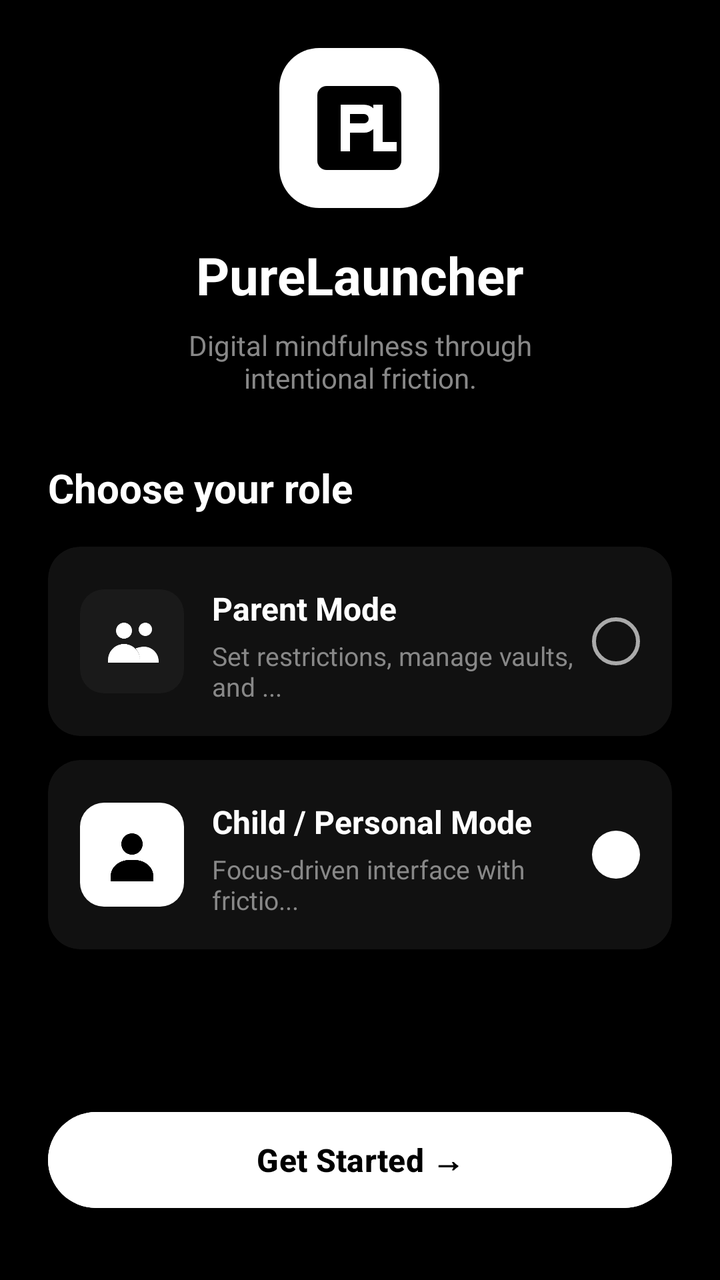
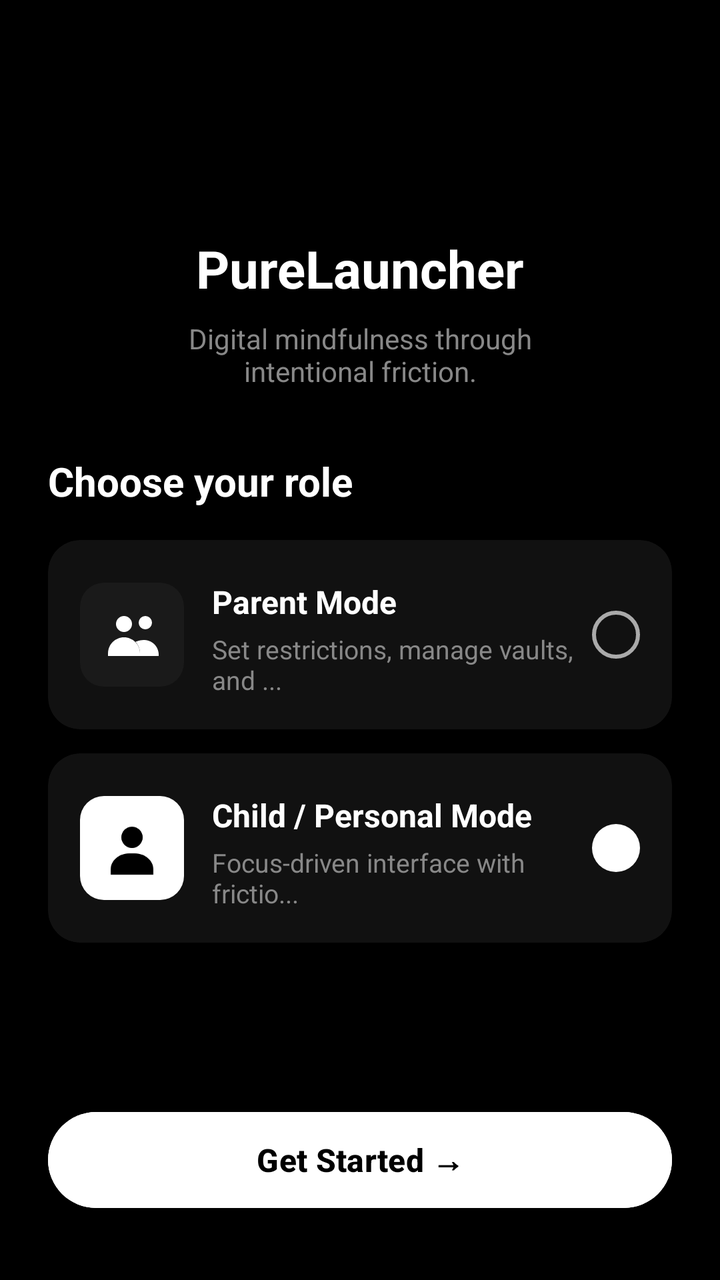

Two renders of the same Android screen: before a commit and after it. Below are the layout's source before the change and the commit's diff.
<!-- AndroidManifest.xml: application theme Theme.PureLauncher -->
<!-- res/layout/activity_onboarding.xml -->
<?xml version="1.0" encoding="utf-8"?>
<androidx.constraintlayout.widget.ConstraintLayout
    xmlns:android="http://schemas.android.com/apk/res/android"
    xmlns:app="http://schemas.android.com/apk/res-auto"
    xmlns:tools="http://schemas.android.com/tools"
    android:id="@+id/main"
    android:layout_width="match_parent"
    android:layout_height="match_parent"
    android:background="@color/bg_primary"
    android:padding="24dp">

    

    

    
    <ImageView
        android:id="@+id/ivLogo"
        android:layout_width="80dp"
        android:layout_height="80dp"
        android:background="@drawable/bg_logo_white"
        android:contentDescription="PureLauncher logo"
        android:padding="12dp"
        android:src="@drawable/ic_launcher_logo"
        app:layout_constraintEnd_toEndOf="parent"
        app:layout_constraintHorizontal_bias="0.498"
        app:layout_constraintStart_toStartOf="parent"
        tools:layout_editor_absoluteY="47dp" />

    <TextView
        android:id="@+id/tvAppName"
        android:layout_width="wrap_content"
        android:layout_height="wrap_content"
        android:text="PureLauncher"
        android:textColor="@color/text_primary"
        android:textSize="26sp"
        android:textStyle="bold"
        app:layout_constraintTop_toBottomOf="@id/ivLogo"
        app:layout_constraintStart_toStartOf="parent"
        app:layout_constraintEnd_toEndOf="parent"
        android:layout_marginTop="16dp" />

    
    <TextView
        android:id="@+id/tvTagline"
        android:layout_width="240dp"
        android:layout_height="wrap_content"
        android:text="Digital mindfulness through intentional friction."
        android:textColor="@color/text_secondary"
        android:textSize="14sp"
        android:gravity="center"
        app:layout_constraintTop_toBottomOf="@id/tvAppName"
        app:layout_constraintStart_toStartOf="parent"
        app:layout_constraintEnd_toEndOf="parent"
        android:layout_marginTop="8dp" />

    
    <TextView
        android:id="@+id/tvChooseRole"
        android:layout_width="wrap_content"
        android:layout_height="wrap_content"
        android:text="Choose your role"
        android:textColor="@color/text_primary"
        android:textSize="20sp"
        android:textStyle="bold"
        app:layout_constraintTop_toBottomOf="@id/tvTagline"
        app:layout_constraintStart_toStartOf="parent"
        android:layout_marginTop="32dp" />

    
    <androidx.cardview.widget.CardView
        android:id="@+id/cardParentMode"
        android:layout_width="0dp"
        android:layout_height="wrap_content"
        app:cardBackgroundColor="@color/bg_card"
        app:cardCornerRadius="16dp"
        app:cardElevation="0dp"
        android:layout_marginTop="16dp"
        app:layout_constraintTop_toBottomOf="@id/tvChooseRole"
        app:layout_constraintStart_toStartOf="parent"
        app:layout_constraintEnd_toEndOf="parent">

        <androidx.constraintlayout.widget.ConstraintLayout
            android:layout_width="match_parent"
            android:layout_height="wrap_content"
            android:padding="16dp">

            <ImageView
                android:id="@+id/ivParentIcon"
                android:layout_width="52dp"
                android:layout_height="52dp"
                android:background="@drawable/bg_icon_black"
                android:src="@drawable/ic_family"
                android:padding="10dp"
                android:contentDescription="Parent icon"
                app:layout_constraintStart_toStartOf="parent"
                app:layout_constraintTop_toTopOf="parent"
                app:layout_constraintBottom_toBottomOf="parent" />

            <TextView
                android:id="@+id/tvParentTitle"
                android:layout_width="0dp"
                android:layout_height="wrap_content"
                android:text="Parent Mode"
                android:textColor="@color/text_primary"
                android:textSize="16sp"
                android:textStyle="bold"
                app:layout_constraintStart_toEndOf="@id/ivParentIcon"
                app:layout_constraintTop_toTopOf="parent"
                app:layout_constraintEnd_toStartOf="@id/rbParent"
                android:layout_marginStart="14dp"
                android:layout_marginTop="4dp" />

            <TextView
                android:id="@+id/tvParentDesc"
                android:layout_width="0dp"
                android:layout_height="wrap_content"
                android:text="Set restrictions, manage vaults, and ..."
                android:textColor="@color/text_secondary"
                android:textSize="13sp"
                app:layout_constraintStart_toEndOf="@id/ivParentIcon"
                app:layout_constraintTop_toBottomOf="@id/tvParentTitle"
                app:layout_constraintEnd_toStartOf="@id/rbParent"
                android:layout_marginStart="14dp"
                android:layout_marginTop="4dp" />

            <RadioButton
                android:id="@+id/rbParent"
                android:layout_width="24dp"
                android:layout_height="24dp"
                android:button="@null"
                android:background="@drawable/rb_selector"
                app:layout_constraintEnd_toEndOf="parent"
                app:layout_constraintTop_toTopOf="parent"
                app:layout_constraintBottom_toBottomOf="parent" />

        </androidx.constraintlayout.widget.ConstraintLayout>
    </androidx.cardview.widget.CardView>

    
    <androidx.cardview.widget.CardView
        android:id="@+id/cardChildMode"
        android:layout_width="0dp"
        android:layout_height="wrap_content"
        app:cardBackgroundColor="@color/bg_card"
        app:cardCornerRadius="16dp"
        app:cardElevation="0dp"
        android:layout_marginTop="12dp"
        app:layout_constraintTop_toBottomOf="@id/cardParentMode"
        app:layout_constraintStart_toStartOf="parent"
        app:layout_constraintEnd_toEndOf="parent">

        <androidx.constraintlayout.widget.ConstraintLayout
            android:layout_width="match_parent"
            android:layout_height="wrap_content"
            android:padding="16dp">

            <ImageView
                android:id="@+id/ivChildIcon"
                android:layout_width="52dp"
                android:layout_height="52dp"
                android:background="@drawable/bg_icon_white"
                android:src="@drawable/ic_person"
                android:padding="10dp"
                android:contentDescription="Child icon"
                app:layout_constraintStart_toStartOf="parent"
                app:layout_constraintTop_toTopOf="parent"
                app:layout_constraintBottom_toBottomOf="parent" />

            <TextView
                android:id="@+id/tvChildTitle"
                android:layout_width="0dp"
                android:layout_height="wrap_content"
                android:text="Child / Personal Mode"
                android:textColor="@color/text_primary"
                android:textSize="16sp"
                android:textStyle="bold"
                app:layout_constraintStart_toEndOf="@id/ivChildIcon"
                app:layout_constraintTop_toTopOf="parent"
                app:layout_constraintEnd_toStartOf="@id/rbChild"
                android:layout_marginStart="14dp"
                android:layout_marginTop="4dp" />

            <TextView
                android:id="@+id/tvChildDesc"
                android:layout_width="0dp"
                android:layout_height="wrap_content"
                android:text="Focus-driven interface with frictio..."
                android:textColor="@color/text_secondary"
                android:textSize="13sp"
                app:layout_constraintStart_toEndOf="@id/ivChildIcon"
                app:layout_constraintTop_toBottomOf="@id/tvChildTitle"
                app:layout_constraintEnd_toStartOf="@id/rbChild"
                android:layout_marginStart="14dp"
                android:layout_marginTop="4dp" />

            <RadioButton
                android:id="@+id/rbChild"
                android:layout_width="24dp"
                android:layout_height="24dp"
                android:button="@null"
                android:background="@drawable/rb_selector"
                android:checked="true"
                app:layout_constraintEnd_toEndOf="parent"
                app:layout_constraintTop_toTopOf="parent"
                app:layout_constraintBottom_toBottomOf="parent" />

        </androidx.constraintlayout.widget.ConstraintLayout>
    </androidx.cardview.widget.CardView>

    
    <androidx.cardview.widget.CardView
        android:id="@+id/cardNote"
        android:layout_width="0dp"
        android:layout_height="wrap_content"
        app:cardBackgroundColor="@color/bg_card"
        app:cardCornerRadius="12dp"
        app:cardElevation="0dp"
        android:layout_marginTop="12dp"
        app:layout_constraintTop_toBottomOf="@id/cardChildMode"
        app:layout_constraintStart_toStartOf="parent"
        app:layout_constraintEnd_toEndOf="parent">

    </androidx.cardview.widget.CardView>

    
    <Button
        android:id="@+id/btnGetStarted"
        android:layout_width="0dp"
        android:layout_height="56dp"
        android:text="Get Started →"
        android:textColor="@color/text_on_white"
        android:textSize="16sp"
        android:textStyle="bold"
        android:backgroundTint="@color/bg_button"
        android:stateListAnimator="@null"
        app:layout_constraintBottom_toBottomOf="parent"
        app:layout_constraintStart_toStartOf="parent"
        app:layout_constraintEnd_toEndOf="parent"
        android:layout_marginBottom="8dp" />

</androidx.constraintlayout.widget.ConstraintLayout>
<!-- resources referenced by this layout -->
<resources>
  <color name="bg_button">#FFFFFF</color>
  <color name="bg_card">#111111</color>
  <color name="bg_primary">#000000</color>
  <color name="text_on_white">#000000</color>
  <color name="text_primary">#FFFFFF</color>
  <color name="text_secondary">#888888</color>
  <!-- drawable bg_icon_black (drawable) -->
  <?xml version="1.0" encoding="utf-8"?>
  <shape xmlns:android="http://schemas.android.com/apk/res/android" android:shape="rectangle">
      <corners android:radius="12dp" />
      <solid android:color="#1A1A1A" />
  </shape>
  <!-- drawable bg_icon_white (drawable) -->
  <?xml version="1.0" encoding="utf-8"?>
  <shape xmlns:android="http://schemas.android.com/apk/res/android" android:shape="rectangle">
      <corners android:radius="12dp" />
      <solid android:color="#FFFFFF" />
  </shape>
  <!-- drawable bg_logo_white (drawable) -->
  <?xml version="1.0" encoding="utf-8"?>
  <shape xmlns:android="http://schemas.android.com/apk/res/android" android:shape="rectangle">
      <corners android:radius="20dp" />
      <solid android:color="#FFFFFF" />
  </shape>
  <!-- drawable ic_launcher_logo (drawable) -->
  <?xml version="1.0" encoding="utf-8"?>
  <vector xmlns:android="http://schemas.android.com/apk/res/android"
  	android:width="24dp"
  	android:height="24dp"
  	android:viewportWidth="24"
  	android:viewportHeight="24">
  	<path
  		android:fillColor="#FF000000"
  		android:pathData="M5,3H19A2,2 0 0,1 21,5V19A2,2 0 0,1 19,21H5A2,2 0 0,1 3,19V5A2,2 0 0,1 5,3Z" />
  	<path
  		android:fillColor="#FFFFFFFF"
  		android:pathData="M8,7H13A3,3 0 0,1 13,13H10V17H8V7ZM10,9V11H13A1,1 0 0,0 13,9H10Z" />
  	<path
  		android:fillColor="#FFFFFFFF"
  		android:pathData="M15,7H17V15H20V17H15V7Z" />
  </vector>
  <!-- drawable ic_person (drawable) -->
  <?xml version="1.0" encoding="utf-8"?>
  <vector xmlns:android="http://schemas.android.com/apk/res/android"
  	android:width="24dp"
  	android:height="24dp"
  	android:viewportWidth="24"
  	android:viewportHeight="24">
  	<path
  		android:fillColor="#FF000000"
  		android:pathData="M12,12A4,4 0 1,0 12,4A4,4 0 0,0 12,12Z" />
  	<path
  		android:fillColor="#FF000000"
  		android:pathData="M4,20C4,16.69 7.13,14 11,14H13C16.87,14 20,16.69 20,20V22H4V20Z" />
  </vector>
  <!-- drawable rb_selector (drawable) -->
  <?xml version="1.0" encoding="utf-8"?>
  <selector xmlns:android="http://schemas.android.com/apk/res/android">
      <item android:state_selected="true" android:drawable="@drawable/rb_checked" />
      <item android:state_checked="true" android:drawable="@drawable/rb_checked" />
      <item android:drawable="@drawable/rb_unchecked" />
  </selector>
  <style name="Theme.PureLauncher" parent="Base.Theme.PureLauncher" />
  <!-- drawable rb_checked (drawable) -->
  <?xml version="1.0" encoding="utf-8"?>
  <shape xmlns:android="http://schemas.android.com/apk/res/android" android:shape="oval">
      <size android:width="20dp" android:height="20dp" />
      <solid android:color="#FFFFFF" />
  </shape>
  <!-- drawable rb_unchecked (drawable) -->
  <?xml version="1.0" encoding="utf-8"?>
  <shape xmlns:android="http://schemas.android.com/apk/res/android" android:shape="oval">
      <size android:width="20dp" android:height="20dp" />
      <solid android:color="#00000000" />
      <stroke android:width="2dp" android:color="#AAAAAA" />
  </shape>
  <style name="Base.Theme.PureLauncher" parent="Theme.Material3.DayNight.NoActionBar">
          
          <item name="android:windowBackground">@android:color/black</item>
          
          <item name="android:windowAnimationStyle">@style/NoWindowAnimation</item>
      </style>
  <!-- unchanged entries left out for length: 2 -->
</resources>

<!-- the commit's change to res/layout/activity_onboarding.xml (unified diff, before → after) -->
@@ -9,24 +9,6 @@
     android:background="@color/bg_primary"
     android:padding="24dp">
 
-    
-
-    
-
-    
-    <ImageView
-        android:id="@+id/ivLogo"
-        android:layout_width="80dp"
-        android:layout_height="80dp"
-        android:background="@drawable/bg_logo_white"
-        android:contentDescription="PureLauncher logo"
-        android:padding="12dp"
-        android:src="@drawable/ic_launcher_logo"
-        app:layout_constraintEnd_toEndOf="parent"
-        app:layout_constraintHorizontal_bias="0.498"
-        app:layout_constraintStart_toStartOf="parent"
-        tools:layout_editor_absoluteY="47dp" />
-
     <TextView
         android:id="@+id/tvAppName"
         android:layout_width="wrap_content"
@@ -35,10 +17,12 @@
         android:textColor="@color/text_primary"
         android:textSize="26sp"
         android:textStyle="bold"
-        app:layout_constraintTop_toBottomOf="@id/ivLogo"
+        app:layout_constraintTop_toTopOf="parent"
+        app:layout_constraintBottom_toTopOf="@id/tvTagline"
         app:layout_constraintStart_toStartOf="parent"
         app:layout_constraintEnd_toEndOf="parent"
-        android:layout_marginTop="16dp" />
+        android:layout_marginTop="12dp"
+        app:layout_constraintVertical_chainStyle="packed" />
 
     
     <TextView
@@ -50,6 +34,7 @@
         android:textSize="14sp"
         android:gravity="center"
         app:layout_constraintTop_toBottomOf="@id/tvAppName"
+        app:layout_constraintBottom_toTopOf="@id/tvChooseRole"
         app:layout_constraintStart_toStartOf="parent"
         app:layout_constraintEnd_toEndOf="parent"
         android:layout_marginTop="8dp" />
@@ -64,6 +49,7 @@
         android:textSize="20sp"
         android:textStyle="bold"
         app:layout_constraintTop_toBottomOf="@id/tvTagline"
+        app:layout_constraintBottom_toTopOf="@id/cardParentMode"
         app:layout_constraintStart_toStartOf="parent"
         android:layout_marginTop="32dp" />
 
@@ -77,6 +63,7 @@
         app:cardElevation="0dp"
         android:layout_marginTop="16dp"
         app:layout_constraintTop_toBottomOf="@id/tvChooseRole"
+        app:layout_constraintBottom_toTopOf="@id/cardChildMode"
         app:layout_constraintStart_toStartOf="parent"
         app:layout_constraintEnd_toEndOf="parent">
 
@@ -147,6 +134,7 @@
         app:cardElevation="0dp"
         android:layout_marginTop="12dp"
         app:layout_constraintTop_toBottomOf="@id/cardParentMode"
+        app:layout_constraintBottom_toTopOf="@id/btnGetStarted"
         app:layout_constraintStart_toStartOf="parent"
         app:layout_constraintEnd_toEndOf="parent">
 
@@ -217,6 +205,7 @@
         app:cardCornerRadius="12dp"
         app:cardElevation="0dp"
         android:layout_marginTop="12dp"
+        android:visibility="gone"
         app:layout_constraintTop_toBottomOf="@id/cardChildMode"
         app:layout_constraintStart_toStartOf="parent"
         app:layout_constraintEnd_toEndOf="parent">
<!-- resource entries referenced after the edit -->
@@ -18,29 +18,6 @@
       <corners android:radius="12dp" />
       <solid android:color="#FFFFFF" />
   </shape>
-  <!-- drawable bg_logo_white (drawable) -->
-  <?xml version="1.0" encoding="utf-8"?>
-  <shape xmlns:android="http://schemas.android.com/apk/res/android" android:shape="rectangle">
-      <corners android:radius="20dp" />
-      <solid android:color="#FFFFFF" />
-  </shape>
-  <!-- drawable ic_launcher_logo (drawable) -->
-  <?xml version="1.0" encoding="utf-8"?>
-  <vector xmlns:android="http://schemas.android.com/apk/res/android"
-  	android:width="24dp"
-  	android:height="24dp"
-  	android:viewportWidth="24"
-  	android:viewportHeight="24">
-  	<path
-  		android:fillColor="#FF000000"
-  		android:pathData="M5,3H19A2,2 0 0,1 21,5V19A2,2 0 0,1 19,21H5A2,2 0 0,1 3,19V5A2,2 0 0,1 5,3Z" />
-  	<path
-  		android:fillColor="#FFFFFFFF"
-  		android:pathData="M8,7H13A3,3 0 0,1 13,13H10V17H8V7ZM10,9V11H13A1,1 0 0,0 13,9H10Z" />
-  	<path
-  		android:fillColor="#FFFFFFFF"
-  		android:pathData="M15,7H17V15H20V17H15V7Z" />
-  </vector>
   <!-- drawable ic_person (drawable) -->
   <?xml version="1.0" encoding="utf-8"?>
   <vector xmlns:android="http://schemas.android.com/apk/res/android"
